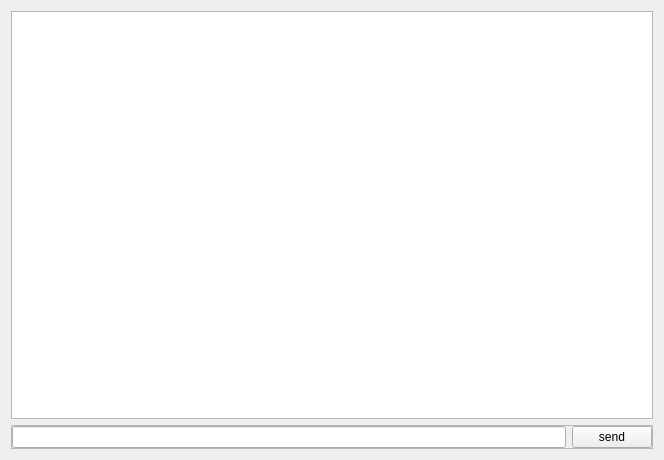
This is ui/serialwidget.ui in malabdali/3dPrintersManager as Qt 5 draws it before an edit. The edited form follows.
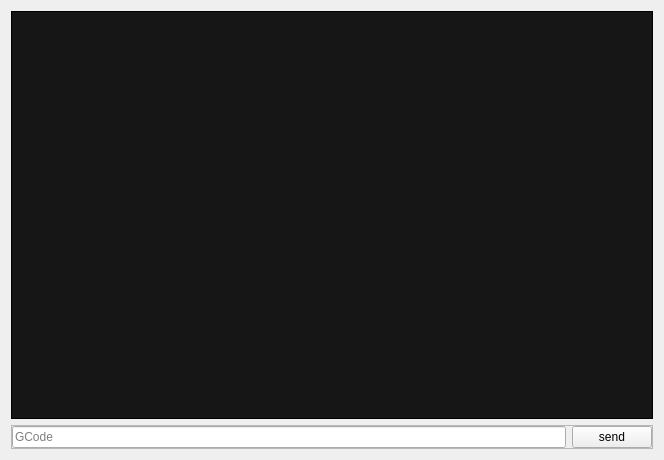
This is the edited form.

Patch:
```diff
--- a/ui/serialwidget.ui
+++ b/ui/serialwidget.ui
@@ -15,7 +15,83 @@
   </property>
   <layout class="QVBoxLayout" name="verticalLayout">
    <item>
-    <widget class="QTextEdit" name="textEdit"/>
+    <widget class="QTextEdit" name="_serial_output">
+     <property name="palette">
+      <palette>
+       <active>
+        <colorrole role="Base">
+         <brush brushstyle="SolidPattern">
+          <color alpha="255">
+           <red>22</red>
+           <green>22</green>
+           <blue>22</blue>
+          </color>
+         </brush>
+        </colorrole>
+        <colorrole role="Window">
+         <brush brushstyle="SolidPattern">
+          <color alpha="255">
+           <red>0</red>
+           <green>0</green>
+           <blue>0</blue>
+          </color>
+         </brush>
+        </colorrole>
+       </active>
+       <inactive>
+        <colorrole role="Base">
+         <brush brushstyle="SolidPattern">
+          <color alpha="255">
+           <red>22</red>
+           <green>22</green>
+           <blue>22</blue>
+          </color>
+         </brush>
+        </colorrole>
+        <colorrole role="Window">
+         <brush brushstyle="SolidPattern">
+          <color alpha="255">
+           <red>0</red>
+           <green>0</green>
+           <blue>0</blue>
+          </color>
+         </brush>
+        </colorrole>
+       </inactive>
+       <disabled>
+        <colorrole role="Base">
+         <brush brushstyle="SolidPattern">
+          <color alpha="255">
+           <red>0</red>
+           <green>0</green>
+           <blue>0</blue>
+          </color>
+         </brush>
+        </colorrole>
+        <colorrole role="Window">
+         <brush brushstyle="SolidPattern">
+          <color alpha="255">
+           <red>0</red>
+           <green>0</green>
+           <blue>0</blue>
+          </color>
+         </brush>
+        </colorrole>
+       </disabled>
+      </palette>
+     </property>
+     <property name="font">
+      <font>
+       <pointsize>10</pointsize>
+       <weight>75</weight>
+       <bold>true</bold>
+       <strikeout>false</strikeout>
+      </font>
+     </property>
+     <property name="readOnly">
+      <bool>true</bool>
+     </property>
+    </widget>
    </item>
    <item>
     <widget class="QFrame" name="frame">
@@ -61,6 +137,9 @@
           <verstretch>0</verstretch>
          </sizepolicy>
         </property>
+        <property name="placeholderText">
+         <string>GCode</string>
+        </property>
        </widget>
       </item>
       <item>
```
Left out of the diff: 4 changed lines with no effect on the pictures.
